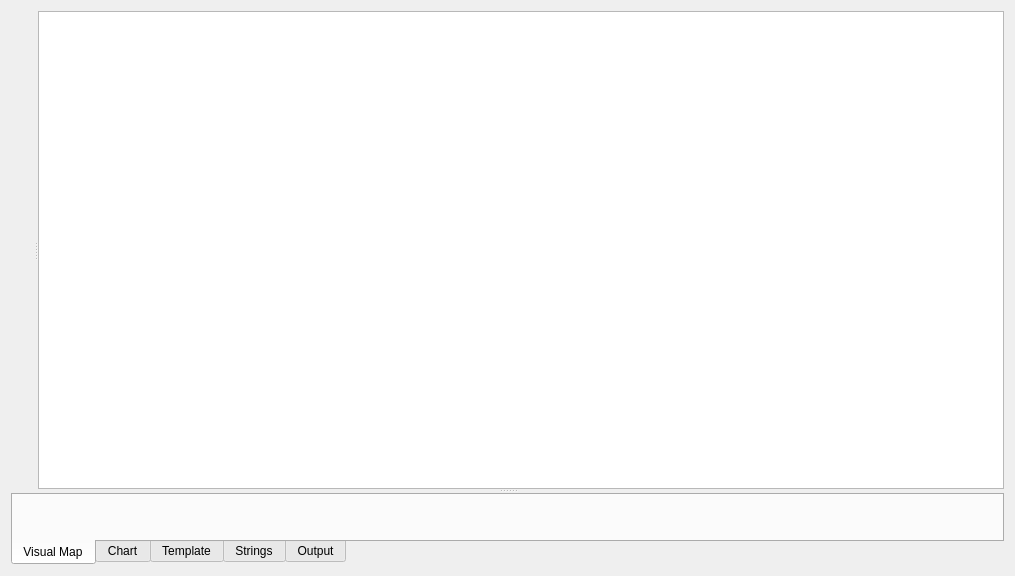
Above: PREF/widgets/views/binaryview.ui from PREF/PREF before the change. Below: the same form after it.
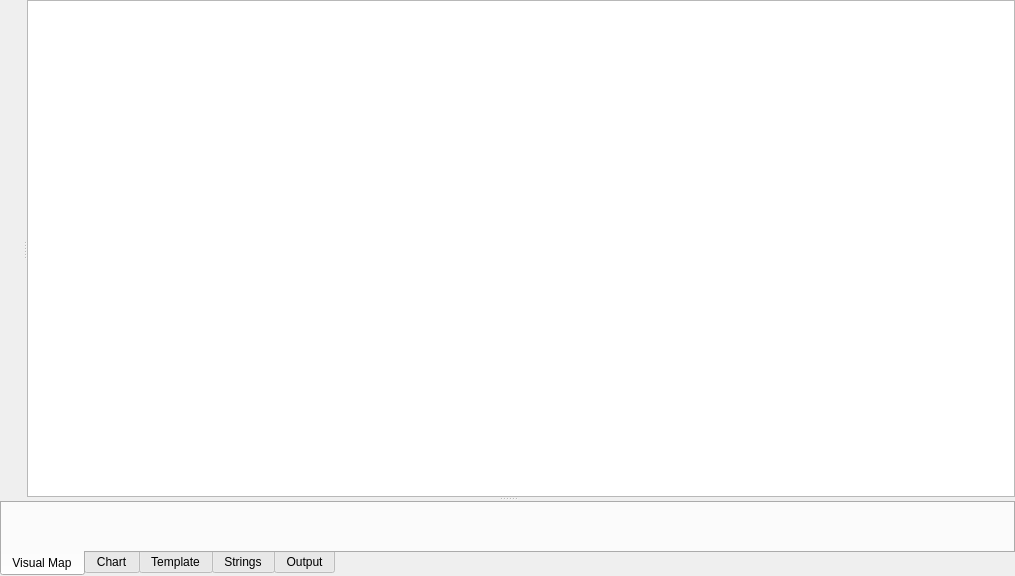
That is the form after the change. The open tabs and pages were chosen to show the change. Custom widgets are drawn as their Qt base class.

```diff
--- a/PREF/widgets/views/binaryview.ui
+++ b/PREF/widgets/views/binaryview.ui
@@ -14,6 +14,21 @@
    <string>Form</string>
   </property>
   <layout class="QVBoxLayout" name="verticalLayout">
+   <property name="spacing">
+    <number>0</number>
+   </property>
+   <property name="leftMargin">
+    <number>0</number>
+   </property>
+   <property name="topMargin">
+    <number>0</number>
+   </property>
+   <property name="rightMargin">
+    <number>0</number>
+   </property>
+   <property name="bottomMargin">
+    <number>0</number>
+   </property>
    <item>
     <widget class="QSplitter" name="vSplitter">
      <property name="orientation">
@@ -73,7 +88,7 @@
         <string>Template</string>
        </attribute>
       </widget>
-      <widget class="QWidget" name="tabStrings">
+      <widget class="StringsTab" name="stringsTab">
        <attribute name="title">
         <string>Strings</string>
        </attribute>
@@ -113,6 +128,12 @@
    <header>widgets/tabs/charttab.h</header>
    <container>1</container>
   </customwidget>
+  <customwidget>
+   <class>StringsTab</class>
+   <extends>QWidget</extends>
+   <header>widgets/tabs/stringstab.h</header>
+   <container>1</container>
+  </customwidget>
  </customwidgets>
  <resources/>
  <connections/>
```
Left out of the diff: 2 changed lines with no effect on the pictures.
